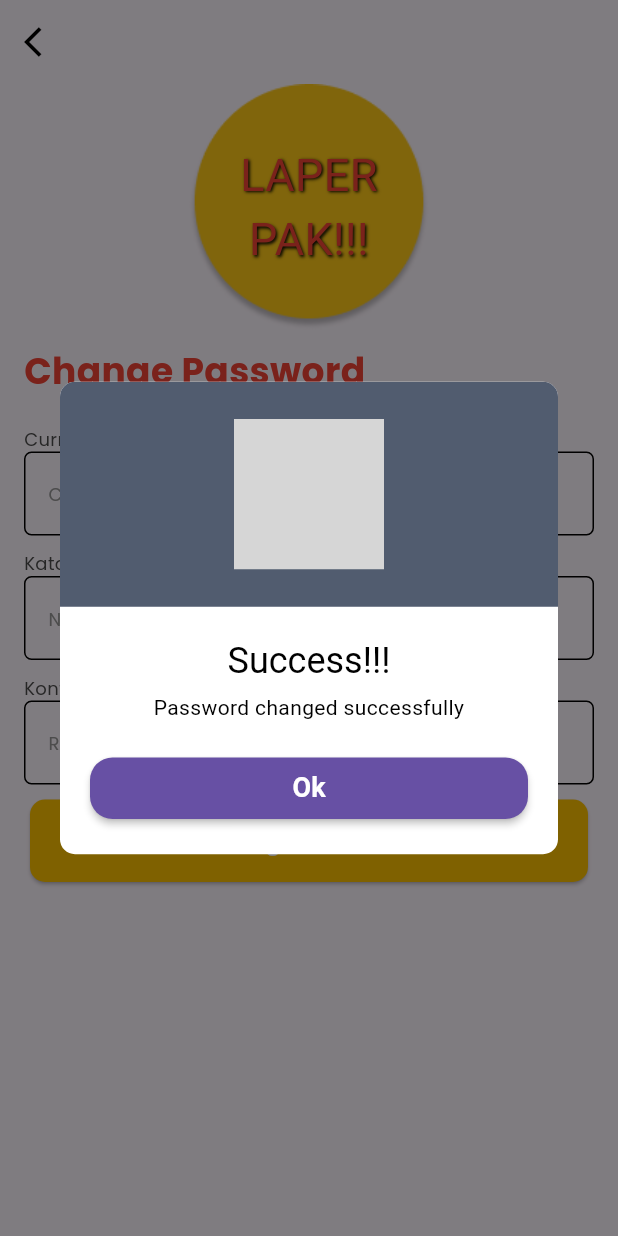
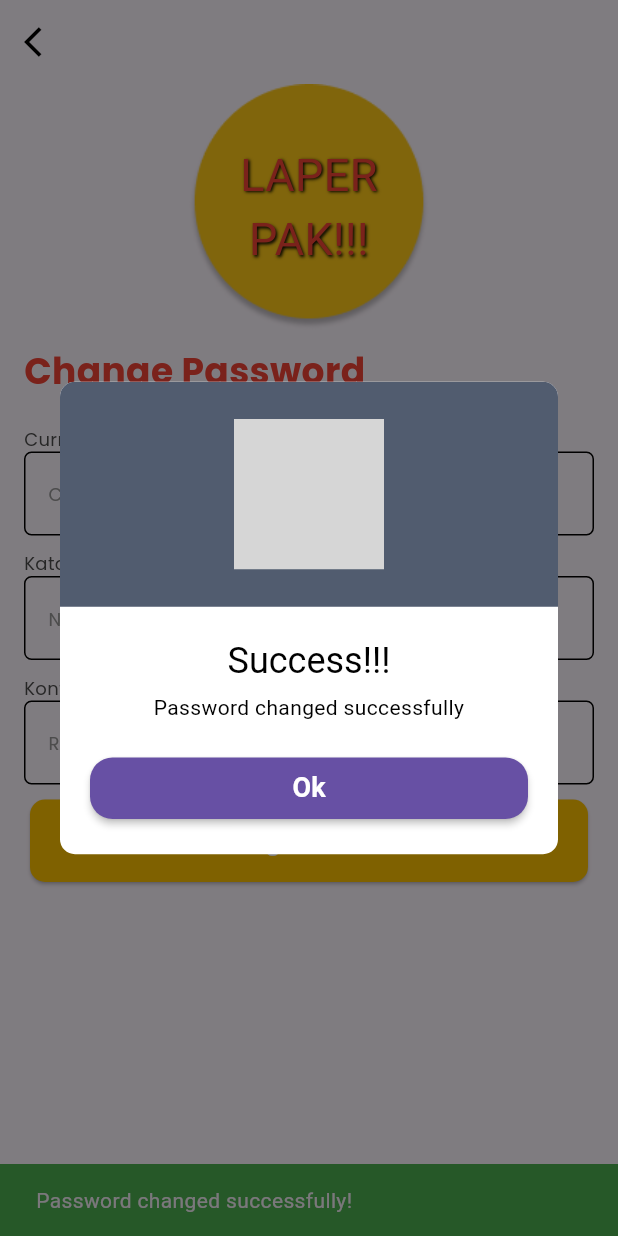
Before and after one commit to WildanHF/tubes_mobilee, a Flutter app: the Lupa screen opened directly, after a tap on "Change Password", on a phone screen of 412 x 824 dp. Run offline on Flutter 3.47's test engine with Material 3 defaults, Android fonts, the phone set to English and light mode, and no system bars; our stand-ins replace cool_alert; Roboto replaces fonts that are missing (ZhiMangXing); grey boxes are pictures that could not be loaded.

Commit message:
menambahkan snackbar pada forgot password

```diff
--- a/tubes/lib/sreens/lupa.dart
+++ b/tubes/lib/sreens/lupa.dart
@@ -228,21 +228,32 @@ class Lupa extends StatelessWidget {
                       // Memeriksa apakah password baru sama dengan konfirmasi password
                       if (newPasswordController.text !=
                           confirmPasswordController.text) {
+                        // Tampilkan snackbar untuk notifikasi kesalahan
+                        ScaffoldMessenger.of(context).showSnackBar(
+                          SnackBar(
+                            content: Text('Passwords do not match!'),
+                            backgroundColor: Colors.red,
+                          ),
+                        );
                         CoolAlert.show(
                           context: context,
                           type: CoolAlertType.error,
                           text: "Passwords do not match!",
                         );
                       } else {
+                        // Tampilkan snackbar untuk notifikasi keberhasilan
+                        ScaffoldMessenger.of(context).showSnackBar(
+                          SnackBar(
+                            content: Text('Password changed successfully!'),
+                            backgroundColor: Colors.green,
+                          ),
+                        );
                         CoolAlert.show(
                           context: context,
                           type: CoolAlertType.success,
                           text: "Password changed successfully",
                           onConfirmBtnTap: () {
-                            // Menutup CoolAlert terlebih dahulu
                             Navigator.pop(context);
-
-                            // Berpindah ke halaman login setelah CoolAlert ditutup
                             Navigator.pushReplacement(
                               context,
                               MaterialPageRoute(
```
